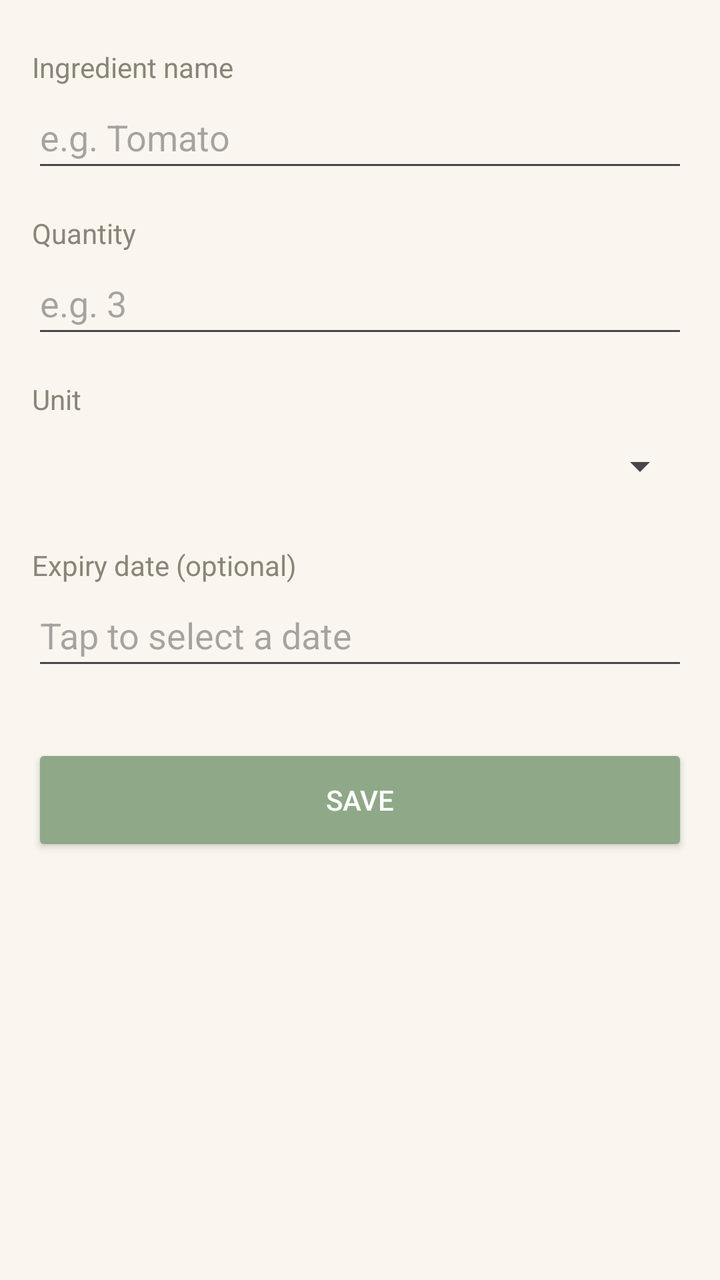
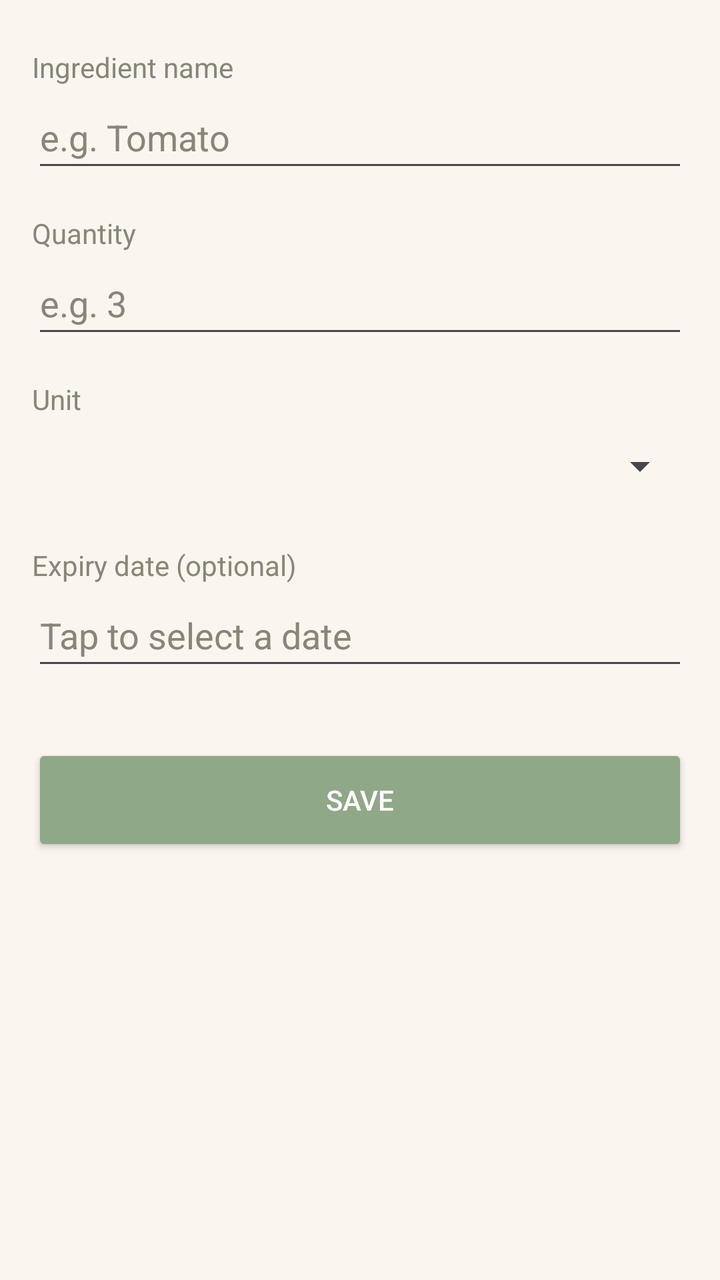

Two renders of the same Android screen: before a commit and after it. Below are the layout's source before the change and the commit's diff.
<!-- AndroidManifest.xml: application theme Theme.SmartPantryManager -->
<!-- res/layout/activity_add_edit_ingredient.xml -->
<?xml version="1.0" encoding="utf-8"?>
<ScrollView xmlns:android="http://schemas.android.com/apk/res/android"
    android:layout_width="match_parent"
    android:layout_height="match_parent"
    android:background="@color/cream_background">

    <LinearLayout
        android:layout_width="match_parent"
        android:layout_height="wrap_content"
        android:orientation="vertical"
        android:padding="16dp">

        <TextView
            android:layout_width="match_parent"
            android:layout_height="wrap_content"
            android:labelFor="@id/editIngredientName"
            android:paddingTop="8dp"
            android:text="@string/ingredient_name"
            android:textColor="@color/text_secondary"
            android:textSize="14sp" />

        <EditText
            android:id="@+id/editIngredientName"
            android:layout_width="match_parent"
            android:layout_height="wrap_content"
            android:hint="@string/hint_ingredient_name"
            android:importantForAutofill="no"
            android:inputType="textCapWords"
            android:minHeight="48dp"
            android:textColor="@color/text_primary" />

        <TextView
            android:layout_width="match_parent"
            android:layout_height="wrap_content"
            android:labelFor="@id/editQuantity"
            android:paddingTop="16dp"
            android:text="@string/quantity"
            android:textColor="@color/text_secondary"
            android:textSize="14sp" />

        <EditText
            android:id="@+id/editQuantity"
            android:layout_width="match_parent"
            android:layout_height="wrap_content"
            android:hint="@string/hint_quantity"
            android:importantForAutofill="no"
            android:inputType="numberDecimal"
            android:minHeight="48dp"
            android:textColor="@color/text_primary" />

        <TextView
            android:layout_width="match_parent"
            android:layout_height="wrap_content"
            android:labelFor="@id/spinnerUnit"
            android:paddingTop="16dp"
            android:text="@string/unit"
            android:textColor="@color/text_secondary"
            android:textSize="14sp" />

        <Spinner
            android:id="@+id/spinnerUnit"
            android:layout_width="match_parent"
            android:layout_height="wrap_content"
            android:minHeight="48dp" />

        <TextView
            android:layout_width="match_parent"
            android:layout_height="wrap_content"
            android:labelFor="@id/editExpiryDate"
            android:paddingTop="16dp"
            android:text="@string/expiry_optional"
            android:textColor="@color/text_secondary"
            android:textSize="14sp" />

        <EditText
            android:id="@+id/editExpiryDate"
            android:layout_width="match_parent"
            android:layout_height="wrap_content"
            android:clickable="true"
            android:focusable="false"
            android:hint="@string/hint_expiry"
            android:importantForAutofill="no"
            android:inputType="none"
            android:minHeight="48dp"
            android:textColor="@color/text_primary" />

        <Button
            android:id="@+id/buttonSave"
            android:layout_width="match_parent"
            android:layout_height="56dp"
            android:layout_marginTop="32dp"
            android:text="@string/save"
            android:textColor="@android:color/white"
            android:backgroundTint="@color/green_primary" />
    </LinearLayout>
</ScrollView>
<!-- resources referenced by this layout -->
<resources>
  <color name="cream_background">#FAF6EF</color>
  <color name="green_primary">#8FA888</color>
  <color name="text_primary">#3D3B36</color>
  <color name="text_secondary">#8A8578</color>
  <string name="expiry_optional">Expiry date (optional)</string>
  <string name="hint_expiry">Tap to select a date</string>
  <string name="hint_ingredient_name">e.g. Tomato</string>
  <string name="hint_quantity">e.g. 3</string>
  <string name="ingredient_name">Ingredient name</string>
  <string name="quantity">Quantity</string>
  <string name="save">Save</string>
  <string name="unit">Unit</string>
  <style name="Theme.SmartPantryManager" parent="Base.Theme.SmartPantryManager" />
  <style name="Base.Theme.SmartPantryManager" parent="Theme.Material3.DayNight.NoActionBar">
          
          
      </style>
</resources>

<!-- the commit's change to res/layout/activity_add_edit_ingredient.xml (unified diff, before → after) -->
@@ -23,6 +23,7 @@
             android:id="@+id/editIngredientName"
             android:layout_width="match_parent"
             android:layout_height="wrap_content"
+            android:textColorHint="@color/text_secondary"
             android:hint="@string/hint_ingredient_name"
             android:importantForAutofill="no"
             android:inputType="textCapWords"
@@ -42,6 +43,7 @@
             android:id="@+id/editQuantity"
             android:layout_width="match_parent"
             android:layout_height="wrap_content"
+            android:textColorHint="@color/text_secondary"
             android:hint="@string/hint_quantity"
             android:importantForAutofill="no"
             android:inputType="numberDecimal"
@@ -78,6 +80,7 @@
             android:layout_height="wrap_content"
             android:clickable="true"
             android:focusable="false"
+            android:textColorHint="@color/text_secondary"
             android:hint="@string/hint_expiry"
             android:importantForAutofill="no"
             android:inputType="none"
